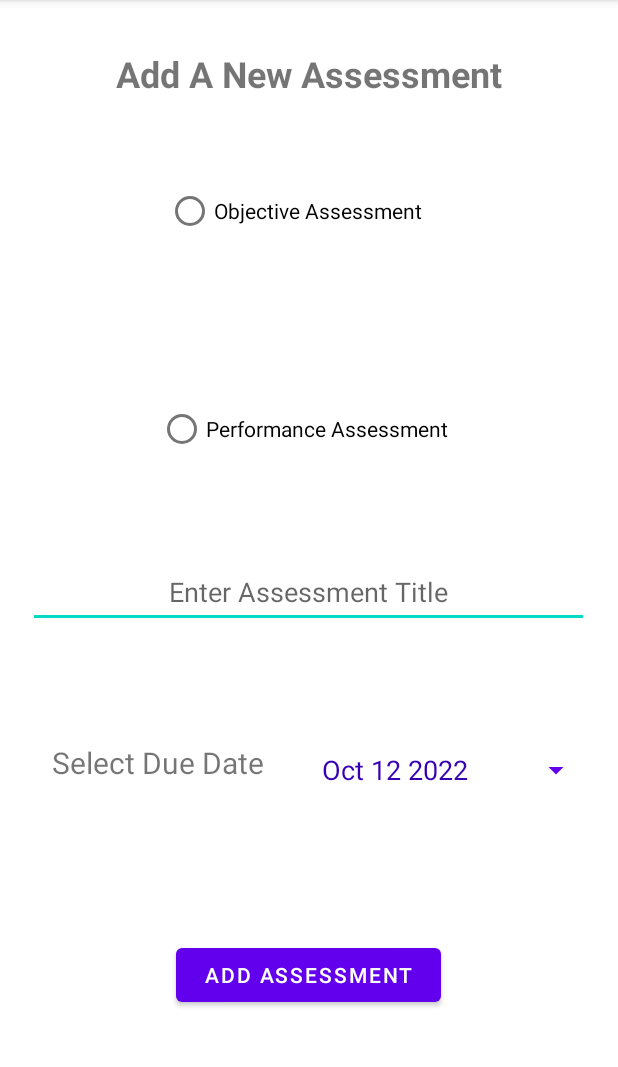
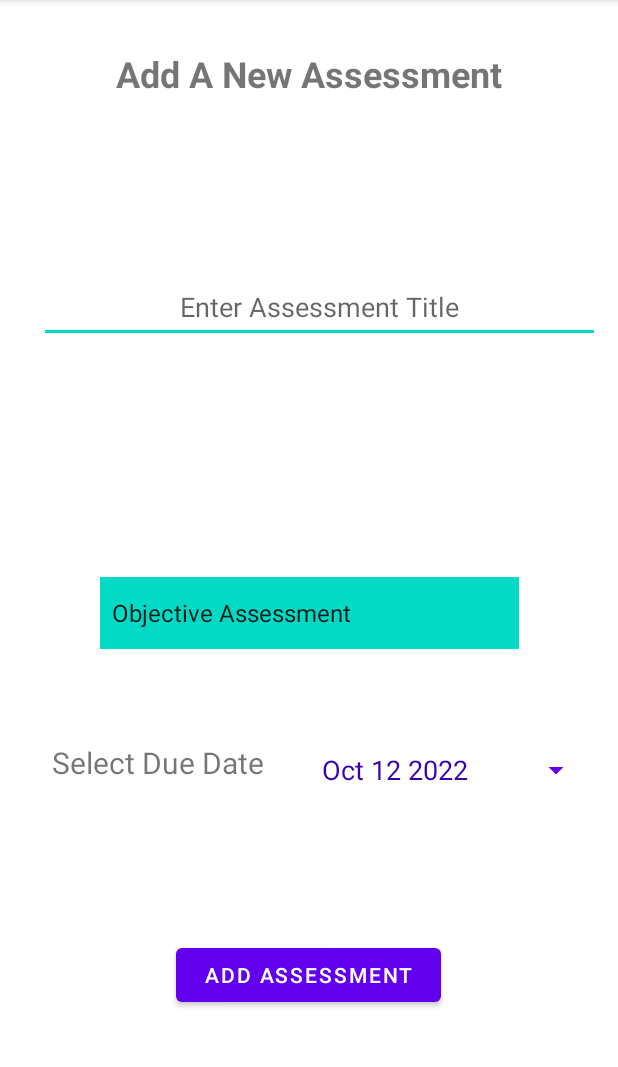
Before and after one commit to evilqueen599/C196MobileAppDevelopment, an Android app: the AddAssessment screen opened directly, with no data from a screen before it, on a phone screen of 412 x 824 dp, the part 84-1151 px from its top. Run offline under Robolectric (Android 15) with nearby library versions, the phone set to English and light mode, and no system bars; our stand-ins replace Room's generated code.

Commit message:
term add/delete/edit all working assess edit set spinner value not functional atm, rest works.

```diff
--- a/app/src/main/java/com/example/c196aloufi/UserInterface/AddAssessment.java
+++ b/app/src/main/java/com/example/c196aloufi/UserInterface/AddAssessment.java
@@ -3,12 +3,15 @@ package com.example.c196aloufi.UserInterface;
 import android.app.AlertDialog;
 import android.app.DatePickerDialog;
 import android.content.Intent;
+import android.database.sqlite.SQLiteCursor;
 import android.os.Bundle;
 import android.view.View;
+import android.widget.AdapterView;
 import android.widget.Button;
 import android.widget.EditText;
 import android.widget.RadioButton;
 import android.widget.RadioGroup;
+import android.widget.Spinner;
 import android.widget.Toast;
 
 import androidx.appcompat.app.AppCompatActivity;
@@ -23,14 +26,12 @@ public class AddAssessment extends AppCompatActivity {
         private DatePickerDialog datePickerDialog;
         Integer assessmentId;
         String assessmentName;
-        String assessmentType;
         String editAssessmentName;
         String editAssessmentType;
         String editEndDate;
         String endDate;
-        RadioGroup radioGroup;
-        RadioButton oaBtn;
-        RadioButton paBtn;
+        String assessmentType;
+        Spinner assessmentTypeSelect;
         EditText assessNameTxt;
         Button endAssessPickerBtn;
         Button addAssessmentBtn;
@@ -54,8 +55,11 @@ public class AddAssessment extends AppCompatActivity {
                         assessNameTxt.setText(editAssessmentName);
                         endAssessPickerBtn = findViewById(R.id.endAssessPickerButton);
                         endAssessPickerBtn.setText(editEndDate);
+                        assessmentTypeSelect = findViewById(R.id.assessmentStatusBar);
+                        assessmentType = String.valueOf(assessmentTypeSelect.getSelectedItem());
                         initDatePicker();
                         addNewAssessment();
+
                 }
         }
 
@@ -64,6 +68,8 @@ public class AddAssessment extends AppCompatActivity {
                 initDatePicker();
                 endAssessPickerBtn = findViewById(R.id.endAssessPickerButton);
                 endAssessPickerBtn.setText(getTodaysDate());
+                assessmentTypeSelect = findViewById(R.id.assessmentStatusBar);
+                assessmentType = String.valueOf(assessmentTypeSelect.getSelectedItem());
                 addNewAssessment();
         }
 
@@ -77,15 +83,16 @@ public class AddAssessment extends AppCompatActivity {
                         endDate = endAssessPickerBtn.getText().toString();
 
 
+
                         if (assessmentId == -1) {
                                 int newAssessId = appRepo.getAllAssessments().get(appRepo.getAllAssessments().size() - 1).getAssessmentId() + 1;
-                                assessments = new Assessments(newAssessId, assessmentName, endDate, assessmentType, 0);
+                                assessments = new Assessments(newAssessId, assessmentName, endDate, assessmentTypeSelect.getSelectedItem().toString(), 0);
                                 appRepo.insert(assessments);
                                 Toast.makeText(AddAssessment.this, "New Assessment Created.", Toast.LENGTH_SHORT).show();
                                 Intent intent = new Intent(AddAssessment.this, AssessmentsList.class);
                                 startActivity(intent);
                         } else {
-                                assessments = new Assessments(assessmentId, assessmentName, endDate, assessmentType, 0);
+                                assessments = new Assessments(assessmentId, assessmentName, endDate, assessmentTypeSelect.getSelectedItem().toString(), 0);
                                 appRepo.update(assessments);
                                 Toast.makeText(AddAssessment.this, "Assessment has been updated.", Toast.LENGTH_SHORT).show();
                                 Intent intent = new Intent(AddAssessment.this, AssessmentsList.class);
--- a/app/src/main/res/layout/activity_add_assessment.xml
+++ b/app/src/main/res/layout/activity_add_assessment.xml
@@ -38,11 +38,12 @@
         android:hint="Enter Assessment Title"
         android:inputType="text"
         android:textAlignment="center"
-        app:layout_constraintBottom_toTopOf="@+id/guidelineBottom"
+        app:layout_constraintBottom_toTopOf="@+id/assessmentStatusBar"
         app:layout_constraintEnd_toEndOf="@id/guidelineRight"
+        app:layout_constraintHorizontal_bias="0.0"
         app:layout_constraintStart_toStartOf="@id/guidelineLeft"
         app:layout_constraintTop_toBottomOf="@+id/guidelineTop"
-        app:layout_constraintVertical_bias="0.548" />
+        app:layout_constraintVertical_bias="0.612" />
 
     <Button
         android:id="@+id/endAssessPickerButton"
@@ -98,47 +99,24 @@
         app:layout_constraintTop_toBottomOf="@+id/guidelineTop"
         app:layout_constraintVertical_bias="0.964" />
 
-    <RadioGroup
-        android:id ="@+id/radioGroup"
-        android:layout_width="wrap_content"
-        android:layout_height="wrap_content"
-        app:layout_constraintBottom_toTopOf="@id/assessNameTxt"
-        app:layout_constraintEnd_toEndOf="parent"
-        app:layout_constraintStart_toStartOf="parent"
-        app:layout_constraintTop_toBottomOf="@+id/addAssessmentTxt">
 
-        <RadioButton
-            android:id="@+id/oaBtn"
-            android:layout_width="wrap_content"
-            android:layout_height="wrap_content"
-            android:layout_marginStart="13dp"
-            android:layout_marginTop="44dp"
-            android:layout_marginEnd="16dp"
-            android:layout_marginBottom="53dp"
-            android:text="Objective Assessment"
-            app:layout_constraintBottom_toTopOf="@+id/guidelineBottom"
-            app:layout_constraintEnd_toStartOf="@+id/guidelineRight"
-            app:layout_constraintHorizontal_bias="0.446"
-            app:layout_constraintStart_toStartOf="@id/guidelineLeft"
-            app:layout_constraintTop_toBottomOf="@+id/guidelineTop"
-            app:layout_constraintVertical_bias="0.15" />
+    <Spinner
+        android:id="@+id/assessmentStatusBar"
+        android:layout_width="279dp"
+        android:layout_height="48dp"
+        android:layout_marginStart="1dp"
+        android:layout_marginTop="312dp"
+        android:layout_marginEnd="1dp"
+        android:dropDownWidth="wrap_content"
+        android:entries="@array/assessmentSpinnerAdapter"
+        android:spinnerMode="dropdown"
+        android:background="@color/teal_200"
+        app:layout_constraintBottom_toTopOf="@+id/endAssessPickerButton"
+        app:layout_constraintEnd_toEndOf="@id/guidelineRight"
+        app:layout_constraintStart_toStartOf="@id/guidelineLeft"
+        app:layout_constraintTop_toBottomOf="@+id/addAssessmentTxt"
+        app:layout_constraintVertical_bias="0.117" />
 
-        <RadioButton
-            android:id="@+id/paBtn"
-            android:layout_width="wrap_content"
-            android:layout_height="wrap_content"
-            android:layout_marginStart="8dp"
-            android:layout_marginTop="44dp"
-            android:layout_marginEnd="16dp"
-            android:layout_marginBottom="53dp"
-            android:text="Performance Assessment"
-            app:layout_constraintBottom_toTopOf="@+id/guidelineBottom"
-            app:layout_constraintEnd_toEndOf="@id/guidelineRight"
-            app:layout_constraintHorizontal_bias="0.522"
-            app:layout_constraintStart_toEndOf="@+id/guidelineLeft"
-            app:layout_constraintTop_toBottomOf="@+id/guidelineTop"
-            app:layout_constraintVertical_bias="0.292" />
-    </RadioGroup>
     <androidx.constraintlayout.widget.Guideline
         android:id="@+id/guidelineTop"
         android:layout_width="wrap_content"
--- a/app/src/main/res/layout/activity_add_course.xml
+++ b/app/src/main/res/layout/activity_add_course.xml
@@ -269,6 +269,7 @@
             android:layout_marginTop="44dp"
             android:layout_marginEnd="1dp"
             android:layout_marginBottom="54dp"
+            android:backgroundTint="#673AB7"
             android:dropDownWidth="wrap_content"
             android:entries="@array/SpinnerAdapter"
             android:spinnerMode="dropdown"
--- a/app/src/main/res/values/arrays.xml
+++ b/app/src/main/res/values/arrays.xml
@@ -6,4 +6,9 @@
     <item>Completed</item>
     <item>Dropped</item>
     </string-array>
+
+    <string-array name="assessmentSpinnerAdapter">
+        <item>Objective Assessment</item>
+        <item>Practice Assessment</item>
+    </string-array>
 </resources>
--- a/app/src/main/res/values/strings.xml
+++ b/app/src/main/res/values/strings.xml
@@ -3,5 +3,4 @@
     <string name="enter">Enter</string>
     <string name="gradcap">Book</string>
     <string name="term_scheduling_application">Term Scheduling Application</string>
-
 </resources>
```
